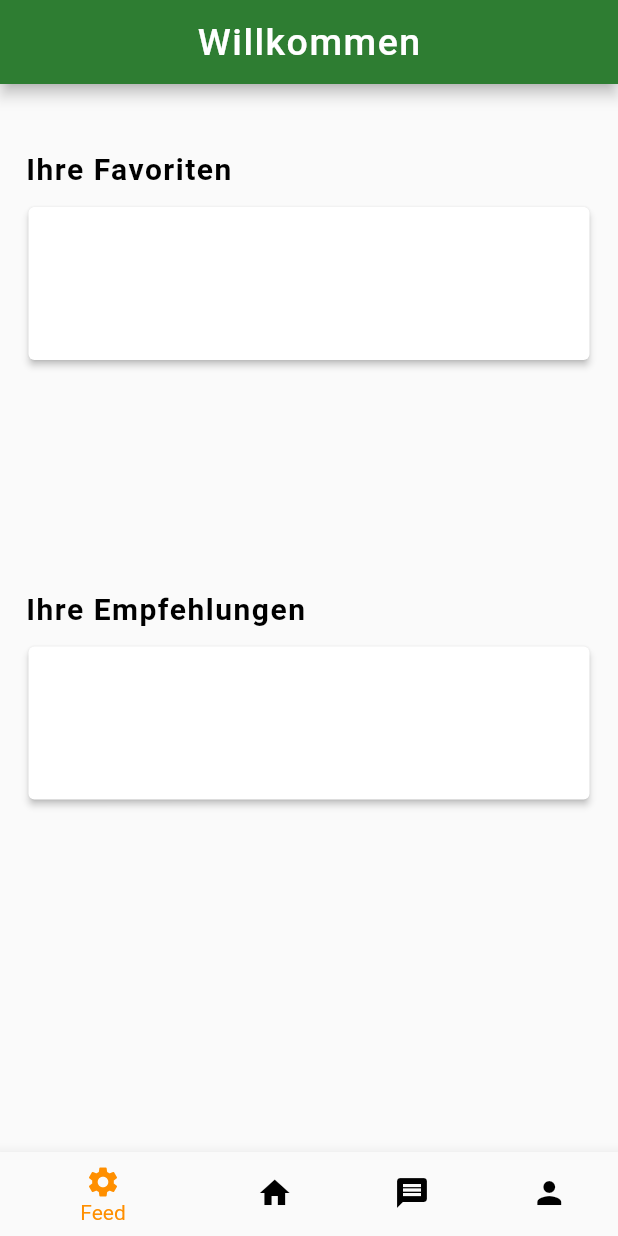
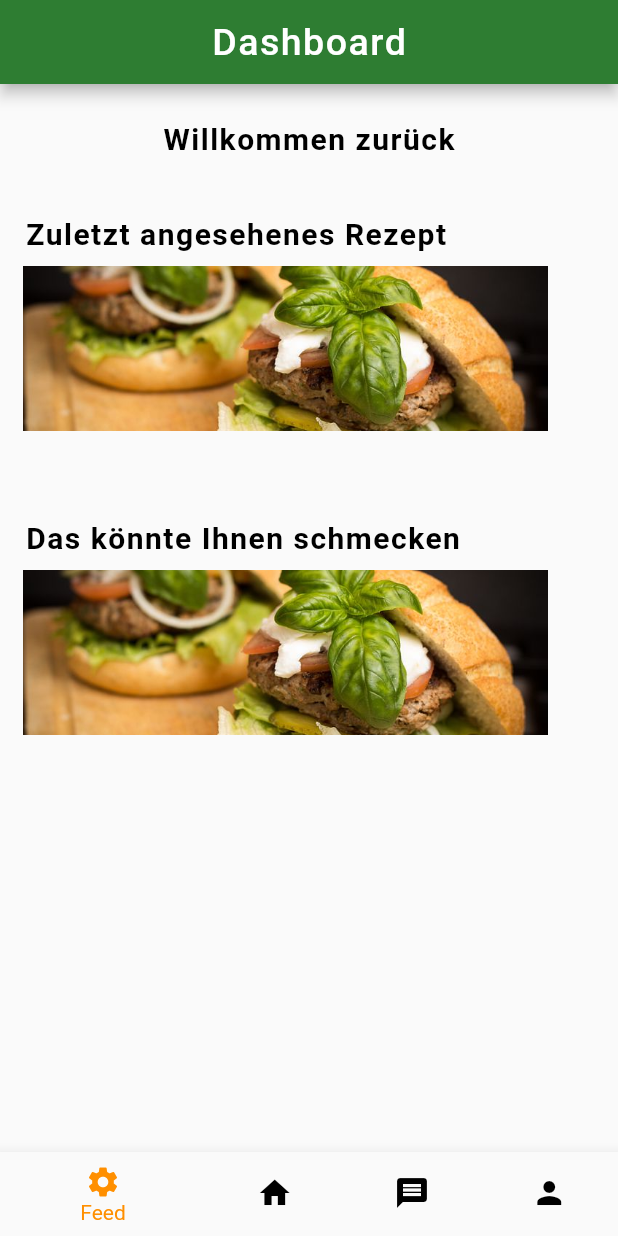
Before and after one commit to kit-recipe-app/front-end, a Flutter app: the screen it shows after launch, on a phone screen of 412 x 824 dp. Run offline on Flutter 3.47's test engine with Material 2 defaults, Android fonts, the phone set to English and light mode, and no system bars.

Commit message:
habe eine Main Page eingefügt, die etwas näher am Design ist

```diff
--- a/flutter_frontend_recipes/lib/pages/feed/actual-main-feed.dart
+++ b/flutter_frontend_recipes/lib/pages/feed/actual-main-feed.dart
@@ -1,8 +1,10 @@
 import 'package:flutter/material.dart';
 import 'package:flutter_frontend_recipes/constants/font_styles.dart';
+import 'package:flutter_frontend_recipes/pages/feed/recommended-recipe-card.dart';
 
 import '../../constants/colors.dart';
 import '../../constants/icon_designs.dart';
+import 'last-recipe-card.dart';
 
 
 class MainFeed extends StatefulWidget {
@@ -18,9 +20,11 @@ class _MainFeedState extends State<MainFeed> {
   FontStyles fontStyles = FontStyles();
   IconDesigns iconDesigns = IconDesigns();
 
-  String title = 'Willkommen';
-  String favorites = 'Ihre Favoriten';
-  String recommended = 'Ihre Empfehlungen';
+  String title = 'Dashboard';
+  String welcome = 'Willkommen zurück';
+  String lastSeen = 'Zuletzt angesehenes Rezept';
+  String recommended = 'Das könnte Ihnen schmecken';
+
 
   @override
   Widget build(BuildContext context) {
@@ -38,26 +42,28 @@ class _MainFeedState extends State<MainFeed> {
         child: Column(
           crossAxisAlignment: CrossAxisAlignment.start,
           children: [
+            Row(
+              mainAxisAlignment: MainAxisAlignment.center,
+              children: [
+                Padding(
+                  padding: const EdgeInsets.all(10),
+                  child: Text(
+                  welcome,
+                    style: fontStyles.titleText,
+                  ),
+                ),
+              ],
+            ),
             Padding(
               padding: const EdgeInsets.fromLTRB(2, 30, 0, 10),
               child: Text(
-                  favorites,
+                  lastSeen,
                 style: fontStyles.titleText,
               ),
             ),
+            LastSeenRecipe().card,
             const SizedBox(
-              height: 110,
-              child: Card(
-                elevation: 2,
-                child: ListTile(
-
-                ),
-              ),
-            ),
-            SizedBox(
-              height: 130,
-              child: Container(
-              ),
+              height: 40,
             ),
             Padding(
               padding: const EdgeInsets.fromLTRB(2, 20, 0, 10),
@@ -66,15 +72,7 @@ class _MainFeedState extends State<MainFeed> {
                 style: fontStyles.titleText,
               ),
             ),
-            const SizedBox(
-              height: 110,
-              child: Card(
-                elevation: 2,
-                child: ListTile(
-
-                ),
-              ),
-            ),
+            RecommendedRecipe().card,
           ],
         ),
       ),
--- /dev/null
+++ b/flutter_frontend_recipes/lib/pages/feed/last-recipe-card.dart
@@ -0,0 +1,17 @@
+import 'package:flutter/material.dart';
+
+
+class LastSeenRecipe {
+
+
+  // Bild ist nur Platzhalter
+  SizedBox card = const SizedBox(
+    height: 110,
+    width: 350,
+    child: Image(
+      fit: BoxFit.fitWidth,
+      image: AssetImage('assets/hamburger_platzhalter.jpg'),
+    ),
+  );
+
+}
--- /dev/null
+++ b/flutter_frontend_recipes/lib/pages/feed/recommended-recipe-card.dart
@@ -0,0 +1,18 @@
+import 'package:flutter/material.dart';
+
+
+class RecommendedRecipe {
+
+
+
+  // Bild ist nur Platzhalter
+  SizedBox card = const SizedBox(
+    height: 110,
+    width: 350,
+    child: Image(
+      fit: BoxFit.fitWidth,
+      image: AssetImage('assets/hamburger_platzhalter.jpg'),
+    ),
+  );
+
+}
--- a/flutter_frontend_recipes/pubspec.yaml
+++ b/flutter_frontend_recipes/pubspec.yaml
@@ -58,9 +58,8 @@ flutter:
   uses-material-design: true
 
   # To add assets to your application, add an assets section, like this:
-  # assets:
-  #   - images/a_dot_burr.jpeg
-  #   - images/a_dot_ham.jpeg
+  assets:
+    - assets/hamburger_platzhalter.jpg
 
   # An image asset can refer to one or more resolution-specific "variants", see
   # https://flutter.dev/assets-and-images/#resolution-aware
```
Also changed, not shown: flutter_frontend_recipes/assets/hamburger_platzhalter.jpg (added), flutter_frontend_recipes/pubspec.lock.
